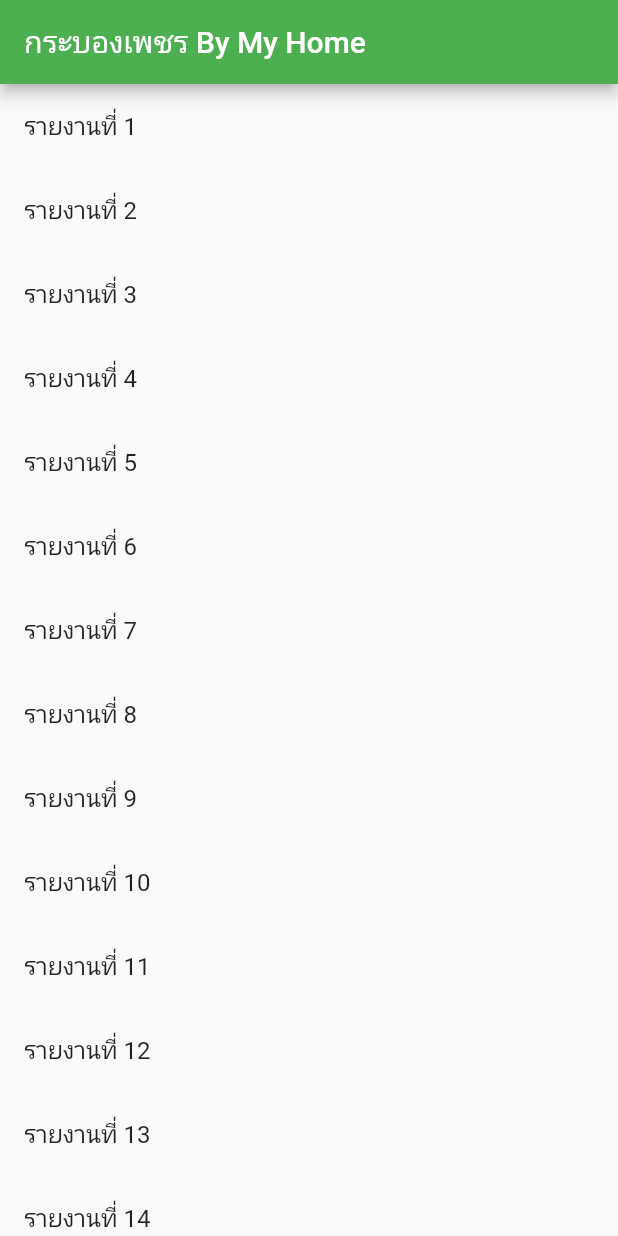
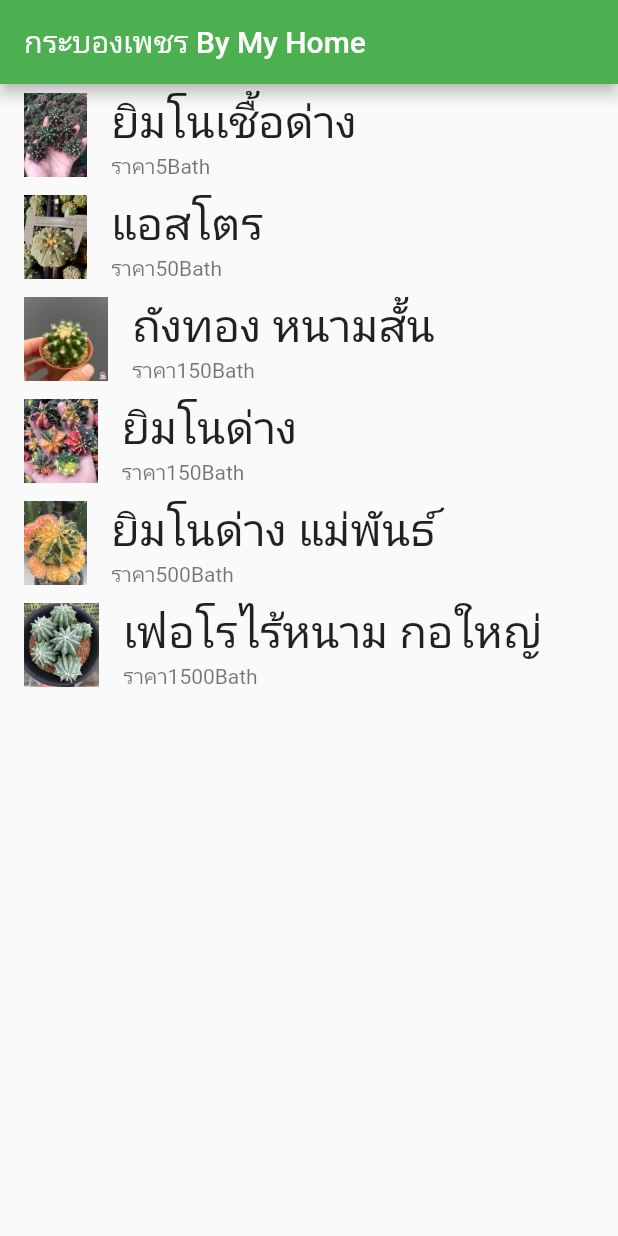
Before and after one commit to Somkairt/ProjectF, a Flutter app: the screen it shows after launch, on a phone screen of 412 x 824 dp. Run offline on Flutter 3.47's test engine with Material 2 defaults, Android fonts, the phone set to English and light mode, and no system bars.

Commit message:
หน้าร้าน ย่อยๆ

```diff
--- a/lib/castusmenu.dart
+++ b/lib/castusmenu.dart
@@ -1,6 +1,7 @@
-class castusmenu {
+class Castusmenu {
   String name;
   String price;
+  String img;
 
-  castusmenu(this.name, this.price);
+  Castusmenu(this.name, this.price, this.img);
 }
--- a/lib/main.dart
+++ b/lib/main.dart
@@ -26,8 +26,15 @@ class mypage extends StatefulWidget {
 }
 
 class _mypageState extends State<mypage> {
-  int number = 0; //การสร้างstate
-//กลุ่มข้อมูล
+  //กลุ่มข้อมูล
+  List<Castusmenu> menu = [
+    Castusmenu("ยิมโนเชื้อด่าง", "5", "assets/images/A.jpg"),
+    Castusmenu("แอสโตร", "50", "assets/images/B.jpg"),
+    Castusmenu("ถังทอง หนามสั้น", "150", "assets/images/C.jpg"),
+    Castusmenu("ยิมโนด่าง ", "150", "assets/images/D.jpg"),
+    Castusmenu("ยิมโนด่าง แม่พันธ์", "500", "assets/images/E.jpg"),
+    Castusmenu("เฟอโรไร้หนาม กอใหญ่", "1500", "assets/images/F.jpg")
+  ];
 
 //แสดงผลข้อมูล
   @override
@@ -37,10 +44,16 @@ class _mypageState extends State<mypage> {
           title: Text("กระบองเพชร By My Home"),
         ),
         body: ListView.builder(
-            itemCount: 15,
+            itemCount: menu.length,
             itemBuilder: (BuildContext context, int index) {
+              Castusmenu tus = menu[index];
               return ListTile(
-                title: Text("รายงานที่ ${index + 1}"),
+                leading: Image.asset(tus.img),
+                title: Text(
+                  tus.name,
+                  style: TextStyle(fontSize: 30),
+                ),
+                subtitle: Text("ราคา" + tus.price + "Bath"),
               );
             }));
   }
--- a/pubspec.yaml
+++ b/pubspec.yaml
@@ -61,6 +61,8 @@ flutter:
   # assets:
   #   - images/a_dot_burr.jpeg
   #   - images/a_dot_ham.jpeg
+  assets:
+     - assets/images/
 
   # An image asset can refer to one or more resolution-specific "variants", see
   # https://flutter.dev/assets-and-images/#resolution-aware
```
Also changed, not shown: assets/images/A.jpg (added), assets/images/B.jpg (added), assets/images/C.jpg (added), assets/images/D.jpg (added), assets/images/E.jpg (added), assets/images/F.jpg (added).
